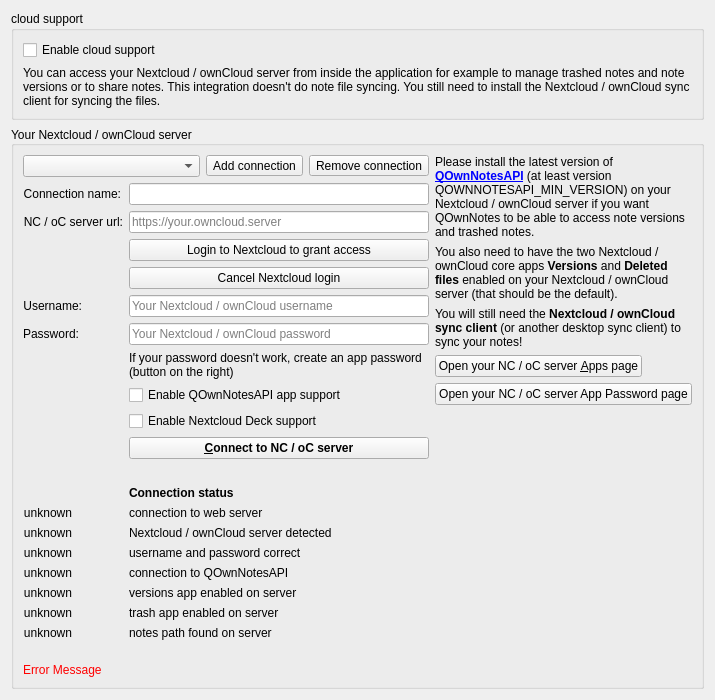
This is src/widgets/settings/cloudsettingswidget.ui in pbek/QOwnNotes as Qt 5 draws it before an edit. The edited form follows.
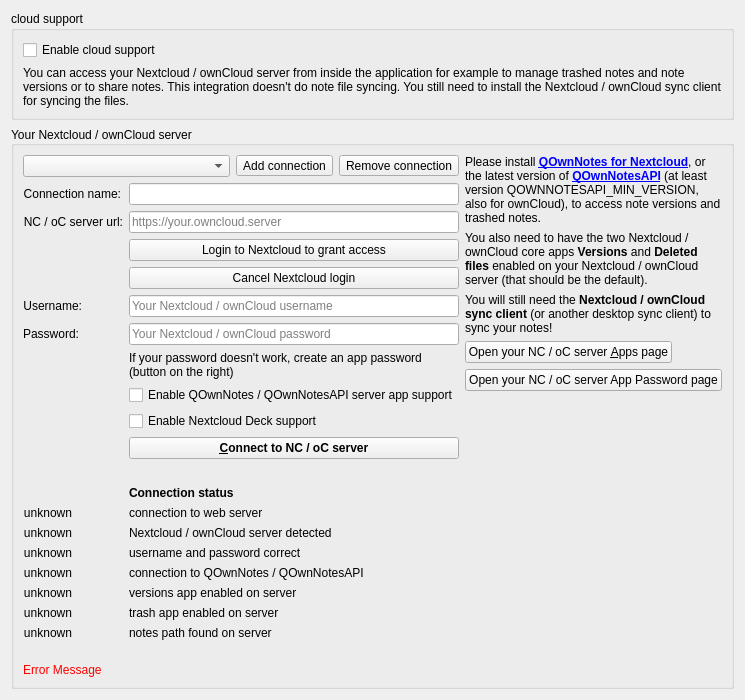
This is the edited form. Icons and pictures are not drawn. Custom widgets are drawn as their Qt base class.

Commit message: cloud: discover QOwnNotes APIs with legacy fallback

What changed in the file:
```diff
--- a/src/widgets/settings/cloudsettingswidget.ui
+++ b/src/widgets/settings/cloudsettingswidget.ui
@@ -63,7 +63,7 @@
         <item>
          <widget class="Label" name="installInfoTextLabel1">
           <property name="text">
-           <string>Please install the latest version of &lt;a href=&quot;https://github.com/pbek/qownnotesapi&quot;&gt;&lt;b&gt;QOwnNotesAPI&lt;/b&gt;&lt;/a&gt; (at least version QOWNNOTESAPI_MIN_VERSION) on your Nextcloud / ownCloud server if you want QOwnNotes to be able to access note versions and trashed notes.</string>
+            <string>Please install &lt;a href=&quot;https://github.com/qownnotes/qownnotes-nextcloud&quot;&gt;&lt;b&gt;QOwnNotes for Nextcloud&lt;/b&gt;&lt;/a&gt;, or the latest version of &lt;a href=&quot;https://github.com/pbek/qownnotesapi&quot;&gt;&lt;b&gt;QOwnNotesAPI&lt;/b&gt;&lt;/a&gt; (at least version QOWNNOTESAPI_MIN_VERSION, also for ownCloud), to access note versions and trashed notes.</string>
           </property>
           <property name="wordWrap">
            <bool>true</bool>
@@ -427,7 +427,7 @@
         <item row="10" column="1">
          <widget class="QCheckBox" name="appQOwnNotesAPICheckBox">
           <property name="text">
-           <string>Enable QOwnNotesAPI app support</string>
+            <string>Enable QOwnNotes / QOwnNotesAPI server app support</string>
           </property>
          </widget>
         </item>
@@ -557,7 +557,7 @@
         <item row="19" column="1">
          <widget class="QLabel" name="check4Label">
           <property name="text">
-           <string>connection to QOwnNotesAPI</string>
+            <string>connection to QOwnNotes / QOwnNotesAPI</string>
           </property>
          </widget>
         </item>
```
The commit also changes 8 other files.
